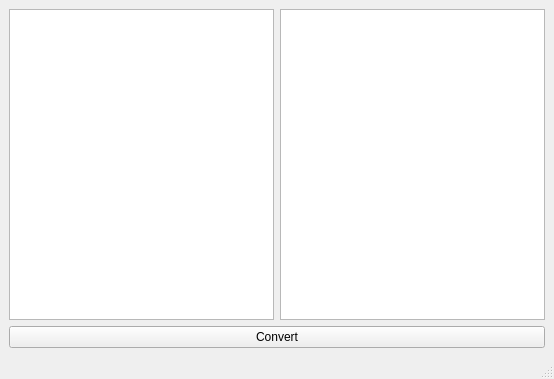
First picture: the form in src/plugin/opencc-demo-plugin/ndd_plugin_implement.ui, repository x2009again/notepad--, before the edit.
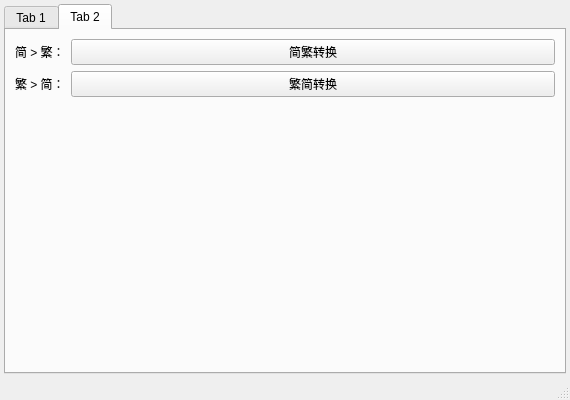
Second picture: the form after the edit. The open tabs and pages were chosen to show the change.

Commit message: plugin/opencc-demo: 提升简繁转换示例插件的可用性

Diff of the .ui file:
```diff
--- a/src/plugin/opencc-demo-plugin/ndd_plugin_implement.ui
+++ b/src/plugin/opencc-demo-plugin/ndd_plugin_implement.ui
@@ -6,30 +6,171 @@
    <rect>
     <x>0</x>
     <y>0</y>
-    <width>554</width>
-    <height>379</height>
+    <width>570</width>
+    <height>400</height>
    </rect>
   </property>
   <property name="windowTitle">
    <string>简繁转换面板 - Demo</string>
   </property>
   <widget class="QWidget" name="centralwidget">
-   <layout class="QVBoxLayout" name="verticalLayout">
-    <item>
-     <layout class="QHBoxLayout" name="horizontalLayout_2">
-      <item>
-       <widget class="QTextBrowser" name="textBrowser"/>
-      </item>
-      <item>
-       <widget class="QTextEdit" name="textEdit"/>
-      </item>
-     </layout>
-    </item>
-    <item>
-     <widget class="QPushButton" name="pushButton">
-      <property name="text">
-       <string>Convert</string>
+   <layout class="QGridLayout" name="gridLayout">
+    <property name="leftMargin">
+     <number>4</number>
+    </property>
+    <property name="topMargin">
+     <number>4</number>
+    </property>
+    <property name="rightMargin">
+     <number>4</number>
+    </property>
+    <property name="bottomMargin">
+     <number>4</number>
+    </property>
+    <item row="0" column="0">
+     <widget class="QTabWidget" name="tabWidget">
+      <property name="currentIndex">
+       <number>0</number>
       </property>
+      <widget class="QWidget" name="tab">
+       <attribute name="title">
+        <string>Tab 1</string>
+       </attribute>
+       <layout class="QGridLayout" name="gridLayout_2">
+        <item row="0" column="0">
+         <layout class="QHBoxLayout" name="horizontalLayout_2">
+          <item>
+           <widget class="QTextEdit" name="textEdit"/>
+          </item>
+          <item>
+           <widget class="QTextBrowser" name="textBrowser"/>
+          </item>
+         </layout>
+        </item>
+        <item row="1" column="0">
+         <layout class="QHBoxLayout" name="horizontalLayout">
+          <item>
+           <spacer name="horizontalSpacer">
+            <property name="orientation">
+             <enum>Qt::Horizontal</enum>
+            </property>
+            <property name="sizeHint" stdset="0">
+             <size>
+              <width>40</width>
+              <height>20</height>
+             </size>
+            </property>
+           </spacer>
+          </item>
+          <item>
+           <widget class="QRadioButton" name="radioCnTn">
+            <property name="text">
+             <string>简&gt;繁</string>
+            </property>
+            <property name="checked">
+             <bool>true</bool>
+            </property>
+           </widget>
+          </item>
+          <item>
+           <widget class="QRadioButton" name="radioTnCn">
+            <property name="text">
+             <string>繁&gt;简</string>
+            </property>
+           </widget>
+          </item>
+          <item>
+           <spacer name="horizontalSpacer_2">
+            <property name="orientation">
+             <enum>Qt::Horizontal</enum>
+            </property>
+            <property name="sizeHint" stdset="0">
+             <size>
+              <width>40</width>
+              <height>20</height>
+             </size>
+            </property>
+           </spacer>
+          </item>
+         </layout>
+        </item>
+        <item row="2" column="0">
+         <widget class="QPushButton" name="pushButton">
+          <property name="text">
+           <string>Convert</string>
+          </property>
+         </widget>
+        </item>
+       </layout>
+      </widget>
+      <widget class="QWidget" name="tab_2">
+       <attribute name="title">
+        <string>Tab 2</string>
+       </attribute>
+       <layout class="QGridLayout" name="gridLayout_3">
+        <item row="1" column="0">
+         <layout class="QHBoxLayout" name="horizontalLayout_4">
+          <item>
+           <widget class="QLabel" name="label_2">
+            <property name="text">
+             <string>繁 &gt; 简：</string>
+            </property>
+           </widget>
+          </item>
+          <item>
+           <widget class="QPushButton" name="pushButtonTn2Cn">
+            <property name="sizePolicy">
+             <sizepolicy hsizetype="Expanding" vsizetype="Fixed">
+              <horstretch>0</horstretch>
+              <verstretch>0</verstretch>
+             </sizepolicy>
+            </property>
+            <property name="text">
+             <string>繁简转换</string>
+            </property>
+           </widget>
+          </item>
+         </layout>
+        </item>
+        <item row="0" column="0">
+         <layout class="QHBoxLayout" name="horizontalLayout_3">
+          <item>
+           <widget class="QLabel" name="label">
+            <property name="text">
+             <string>简 &gt; 繁：</string>
+            </property>
+           </widget>
+          </item>
+          <item>
+           <widget class="QPushButton" name="pushButtonCn2Tn">
+            <property name="sizePolicy">
+             <sizepolicy hsizetype="Expanding" vsizetype="Fixed">
+              <horstretch>0</horstretch>
+              <verstretch>0</verstretch>
+             </sizepolicy>
+            </property>
+            <property name="text">
+             <string>简繁转换</string>
+            </property>
+           </widget>
+          </item>
+         </layout>
+        </item>
+        <item row="2" column="0">
+         <spacer name="verticalSpacer">
+          <property name="orientation">
+           <enum>Qt::Vertical</enum>
+          </property>
+          <property name="sizeHint" stdset="0">
+           <size>
+            <width>20</width>
+            <height>40</height>
+           </size>
+          </property>
+         </spacer>
+        </item>
+       </layout>
+      </widget>
      </widget>
     </item>
    </layout>
```
Left out of the diff: 4 changed lines with no effect on the pictures. The commit also changes 5 other files.
